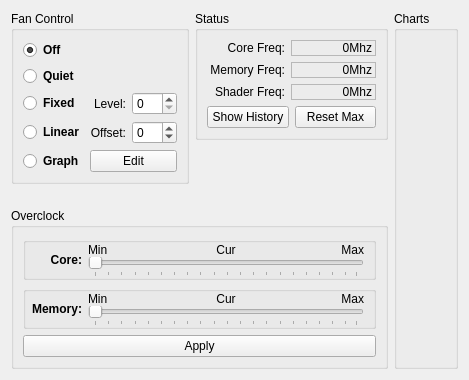
Above: qutefan/qutefan/gputab.ui from loathingKernel/Qutefan before the change. Below: the same form after it.
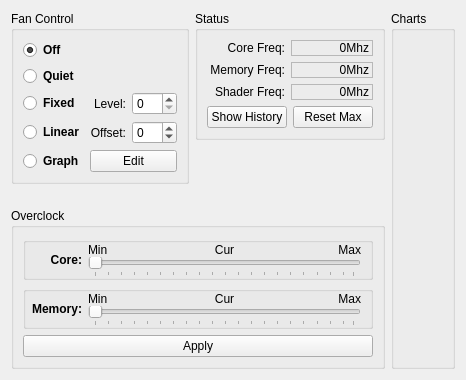
That is the form after the change.

Commit message: Set fixed size constraint

Diff of the .ui file:
```diff
--- a/qutefan/qutefan/gputab.ui
+++ b/qutefan/qutefan/gputab.ui
@@ -6,14 +6,17 @@
    <rect>
     <x>0</x>
     <y>0</y>
-    <width>469</width>
-    <height>340</height>
+    <width>459</width>
+    <height>329</height>
    </rect>
   </property>
   <property name="windowTitle">
    <string>Form</string>
   </property>
   <layout class="QGridLayout" name="gridLayout">
+   <property name="sizeConstraint">
+    <enum>QLayout::SetFixedSize</enum>
+   </property>
    <item row="0" column="2" alignment="Qt::AlignTop">
     <widget class="QGroupBox" name="groupBoxStatus">
      <property name="sizePolicy">
@@ -26,6 +29,9 @@
       <string>Status</string>
      </property>
      <layout class="QFormLayout" name="formLayoutStatus">
+      <property name="sizeConstraint">
+       <enum>QLayout::SetFixedSize</enum>
+      </property>
       <property name="labelAlignment">
        <set>Qt::AlignRight|Qt::AlignTrailing|Qt::AlignVCenter</set>
       </property>
```
Left out of the diff: 3 changed lines with no effect on the pictures. The commit also changes 1 other file.
